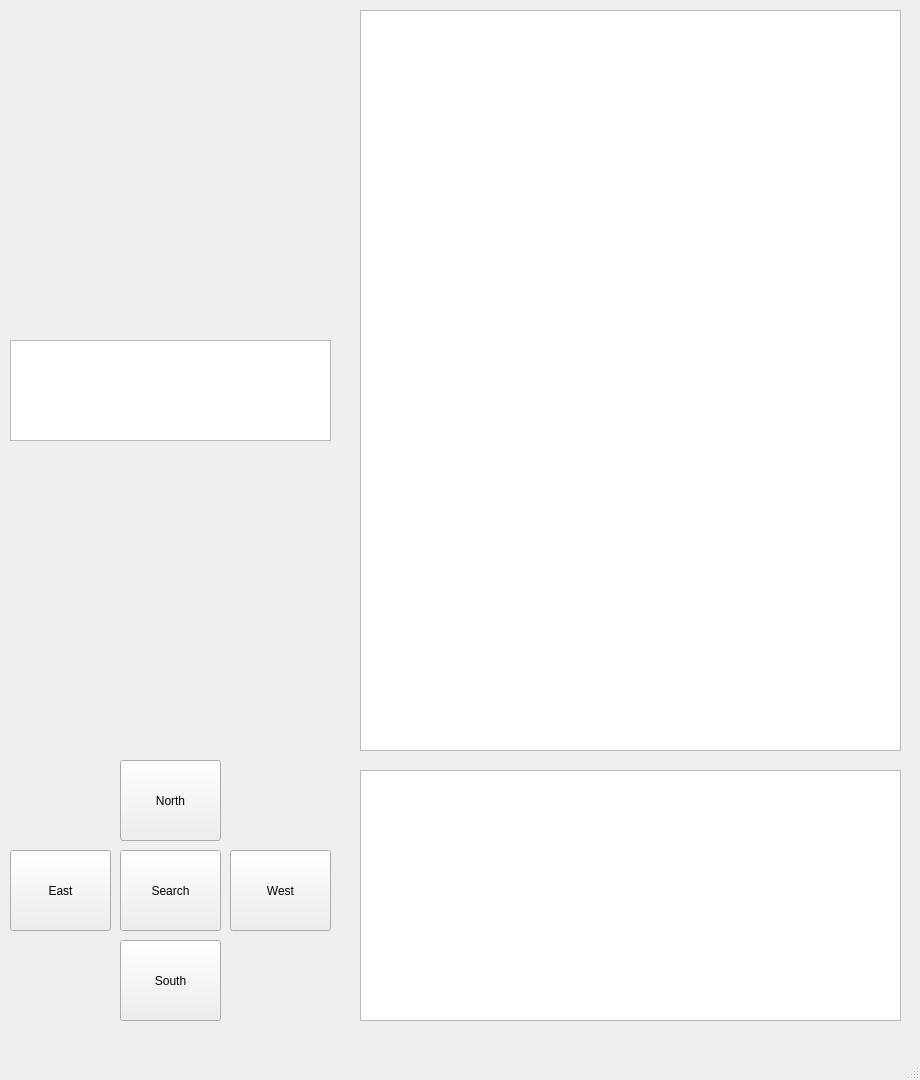
Old version of the form mainwindow.ui in the repository TitoEt/CS4076.
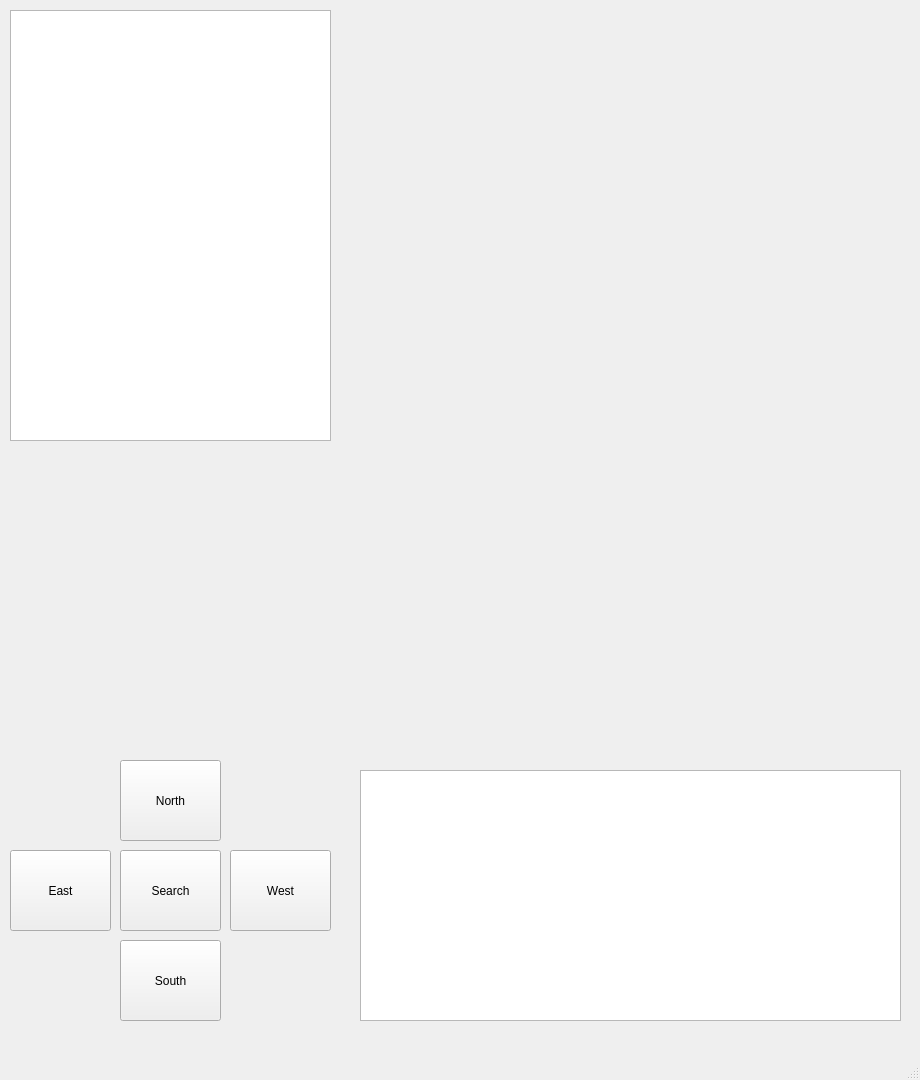
New version of the form. Icons and pictures are not drawn.

Diff of the .ui file:
```diff
--- a/mainwindow.ui
+++ b/mainwindow.ui
@@ -18,32 +18,11 @@
     <property name="geometry">
      <rect>
       <x>10</x>
-      <y>340</y>
-      <width>321</width>
-      <height>101</height>
-     </rect>
-    </property>
-   </widget>
-   <widget class="QTextBrowser" name="mainWindow">
-    <property name="geometry">
-     <rect>
-      <x>360</x>
       <y>10</y>
-      <width>541</width>
-      <height>741</height>
+      <width>321</width>
+      <height>431</height>
      </rect>
     </property>
-    <property name="markdown">
-     <string/>
-    </property>
-    <property name="html">
-     <string>&lt;!DOCTYPE HTML PUBLIC &quot;-//W3C//DTD HTML 4.0//EN&quot; &quot;http://www.w3.org/TR/REC-html40/strict.dtd&quot;&gt;
-&lt;html&gt;&lt;head&gt;&lt;meta name=&quot;qrichtext&quot; content=&quot;1&quot; /&gt;&lt;style type=&quot;text/css&quot;&gt;
-p, li { white-space: pre-wrap; }
-&lt;/style&gt;&lt;/head&gt;&lt;body style=&quot; font-family:'MS Shell Dlg 2'; font-size:8.25pt; font-weight:400; font-style:normal;&quot;&gt;
-&lt;p style=&quot;-qt-paragraph-type:empty; margin-top:0px; margin-bottom:0px; margin-left:0px; margin-right:0px; -qt-block-indent:0; text-indent:0px;&quot;&gt;&lt;br /&gt;&lt;/p&gt;
-&lt;p style=&quot;-qt-paragraph-type:empty; margin-top:0px; margin-bottom:0px; margin-left:0px; margin-right:0px; -qt-block-indent:0; text-indent:0px;&quot;&gt;&lt;br /&gt;&lt;/p&gt;&lt;/body&gt;&lt;/html&gt;</string>
-    </property>
    </widget>
    <widget class="QPushButton" name="East">
     <property name="geometry">
@@ -100,10 +79,10 @@
    <widget class="QLabel" name="displayWin">
     <property name="geometry">
      <rect>
-      <x>10</x>
+      <x>360</x>
       <y>10</y>
-      <width>321</width>
-      <height>311</height>
+      <width>531</width>
+      <height>741</height>
      </rect>
     </property>
     <property name="text">
```
Left out of the diff: 2 changed lines with no effect on the pictures.
